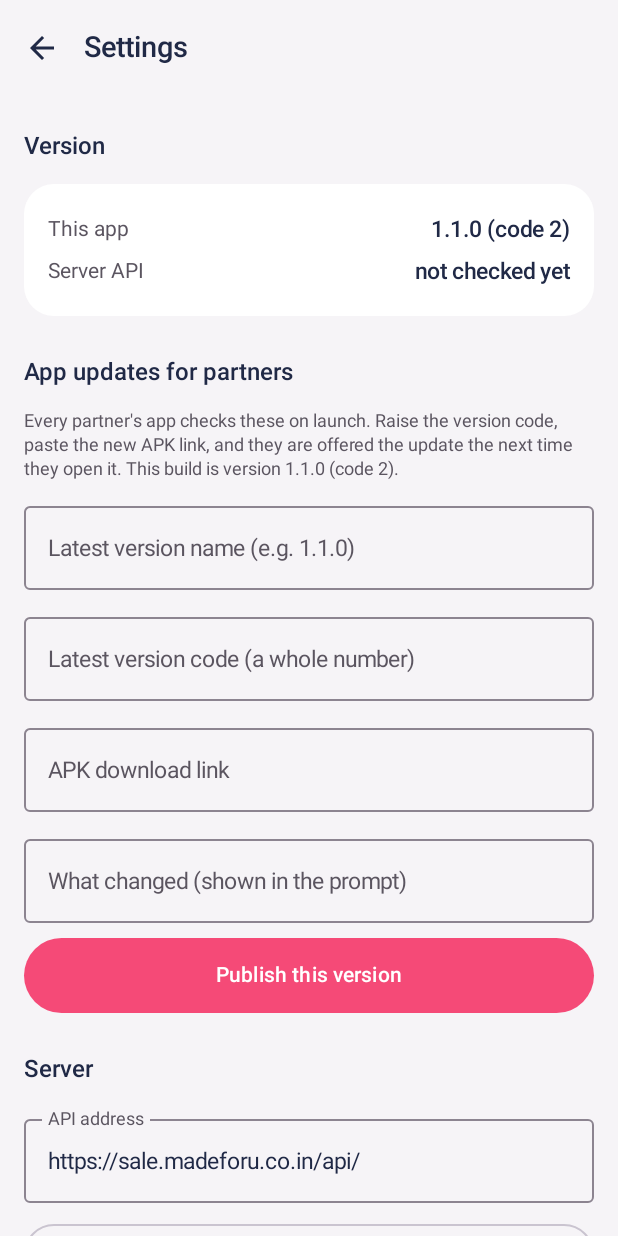
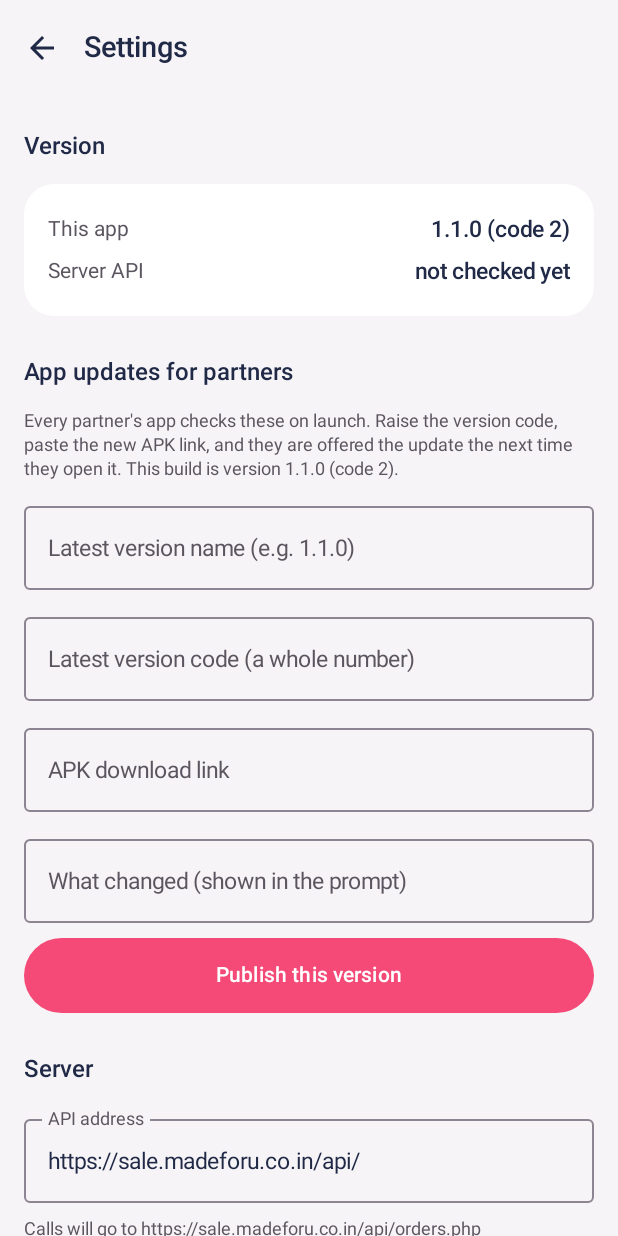
Before and after one commit to PranayReddy10/madeforu-app, an Android app built with Jetpack Compose: the SettingsScreen screen opened through its navigation route, scrolled down 1064 dp, on a phone screen of 412 x 824 dp. Run offline under Robolectric (Android 15) with nearby library versions, the phone set to English and light mode, and no system bars.

Commit message:
Name the URL the app actually called, and fix the one it was building
"Check the server address in Settings" sent you to look at an address
that read perfectly correctly. The URL was the one thing you could not
see and the one thing that would have settled it, so every message now
carries it.

The address itself was normalised on write and not on read. ApiClient
builds its URLs as "$base$endpoint", so a base without a trailing
slash turns api + orders.php into apiorders.php — and setBaseUrl() has
always added that slash, but a value saved by an older build sits in
DataStore untouched forever. Normalising on read fixes a stored value
nobody will think to re-save. It also adds a missing scheme, since an
address typed from memory has no https:// on it.

Eight shapes checked against the rule — with the slash, without it,
with two, with spaces around it, with no scheme, protocol-relative,
plain http, and empty — all land on the same URL.

Both failures now say which one they are, confirmed against a real
server: a base without the slash gets a redirect or a 404 page and is
reported with the URL in it; a file that is not on the server gets its
own sentence, "upload the api/ folder again — that file is missing
from it", because a part-finished upload is not a wrong address and
should not read like one.

Settings spells out where calls will go, updating as you type, and
shows the address back tidied after saving. A missing slash is
invisible until you see what gets appended to it. Its failure line is
now the real reason rather than "no answer from that address".

Co-Authored-By: Claude Opus 5 <noreply@anthropic.com>
Claude-Session: https://claude.ai/code/session_01QtoMmGVhBiDz4Bg4ZeQVGx

```diff
--- a/android/app/src/main/java/com/madeforu/sales/core/Prefs.kt
+++ b/android/app/src/main/java/com/madeforu/sales/core/Prefs.kt
@@ -39,7 +39,22 @@ class Prefs(private val context: Context) {
     /** "system" (default), "light" or "dark". */
     val theme: Flow<String> = context.dataStore.data.map { it[Keys.THEME] ?: "system" }
 
-    suspend fun currentBaseUrl(): String = baseUrl.first()
+    /**
+     * The API address, in the shape the client can actually concatenate.
+     *
+     * Normalised on READ, not only on write. setBaseUrl() has always
+     * added the trailing slash, but a value saved by an older build sits
+     * in DataStore untouched forever — and ApiClient builds its URLs as
+     * "$base$endpoint", so a missing slash turns api + orders.php into
+     * apiorders.php. The server then serves its 404 page, the app says
+     * "returned a web page instead of data. Check the server address",
+     * and the address looks perfectly correct to whoever checks it.
+     *
+     * A missing scheme is added too: someone typing the address from
+     * memory writes sale.madeforu.co.in/api, which is not a URL OkHttp
+     * can use.
+     */
+    suspend fun currentBaseUrl(): String = normaliseBaseUrl(baseUrl.first())
     suspend fun currentToken(): String? = token.first()
 
     suspend fun saveSession(token: String, name: String, phone: String) {
@@ -62,8 +77,28 @@ class Prefs(private val context: Context) {
     }
 
     suspend fun setBaseUrl(url: String) {
-        val cleaned = url.trim().let { if (it.endsWith("/")) it else "$it/" }
+        val cleaned = normaliseBaseUrl(url)
         context.dataStore.edit { it[Keys.BASE_URL] = cleaned }
+    }
+
+    companion object {
+        /**
+         * Trim it, give it a scheme, and end it with exactly one slash.
+         *
+         * Shared by the read and the write so the two cannot drift: an
+         * address typed today and one saved two versions ago end up in
+         * the same shape.
+         */
+        fun normaliseBaseUrl(raw: String): String {
+            var url = raw.trim()
+            if (url.isEmpty()) return BuildConfig.DEFAULT_BASE_URL
+            if (!url.startsWith("http://") && !url.startsWith("https://")) {
+                url = "https://" + url.removePrefix("//")
+            }
+            // trimEnd rather than a single removeSuffix: a pasted address
+            // can arrive with two.
+            return url.trimEnd('/') + "/"
+        }
     }
 
     suspend fun setTheme(theme: String) {
--- a/android/app/src/main/java/com/madeforu/sales/ui/screens/SettingsScreen.kt
+++ b/android/app/src/main/java/com/madeforu/sales/ui/screens/SettingsScreen.kt
@@ -38,14 +38,15 @@ import androidx.compose.ui.platform.LocalContext
 import androidx.compose.ui.unit.dp
 import com.madeforu.sales.BuildConfig
 import com.madeforu.sales.core.ApiResult
+import com.madeforu.sales.core.Prefs
 import com.madeforu.sales.core.ServiceLocator
 import com.madeforu.sales.data.Repository
+import com.madeforu.sales.data.ServerInfo
 import com.madeforu.sales.data.Settings
-import com.madeforu.sales.data.ServerInfo
 import com.madeforu.sales.ui.components.ChipRow
 import com.madeforu.sales.ui.components.DetailRow
+import com.madeforu.sales.ui.components.SectionHeader
 import com.madeforu.sales.ui.components.errorBannerItem
-import com.madeforu.sales.ui.components.SectionHeader
 import com.madeforu.sales.ui.components.softCardColors
 import com.madeforu.sales.ui.theme.negativeColor
 import com.madeforu.sales.ui.theme.positiveColor
@@ -343,11 +344,24 @@ fun SettingsScreen(
                         singleLine = true,
                         modifier = Modifier.fillMaxWidth(),
                     )
+                    // The address the app will actually call, spelled out.
+                    // An address can read perfectly correctly and still be
+                    // missing its trailing slash, and that is invisible
+                    // until you see what gets appended to it.
+                    Text(
+                        "Calls will go to " +
+                            Prefs.normaliseBaseUrl(baseUrl) + "orders.php",
+                        style = MaterialTheme.typography.bodySmall,
+                        color = MaterialTheme.colorScheme.onSurfaceVariant,
+                    )
                     OutlinedButton(
                         onClick = {
                             busy = true
                             scope.launch {
                                 prefs.setBaseUrl(baseUrl)
+                                // Show it back tidied, so what is on
+                                // screen is what is stored.
+                                baseUrl = prefs.currentBaseUrl()
                                 when (val r = repository.ping()) {
                                     is ApiResult.Success -> {
                                         serverInfo = r.value
@@ -368,7 +382,10 @@ fun SettingsScreen(
                                         error = null
                                     }
                                     is ApiResult.Failure ->
-                                        error = "No answer from that address. Check it and try again."
+                                        // The reason, not a guess at it:
+                                        // ApiClient now names the URL it
+                                        // called and what came back.
+                                        error = r.message
                                 }
                                 busy = false
                             }
```
Also changed, not shown: android/app/src/main/java/com/madeforu/sales/data/ApiClient.kt (+38 -7 lines).
